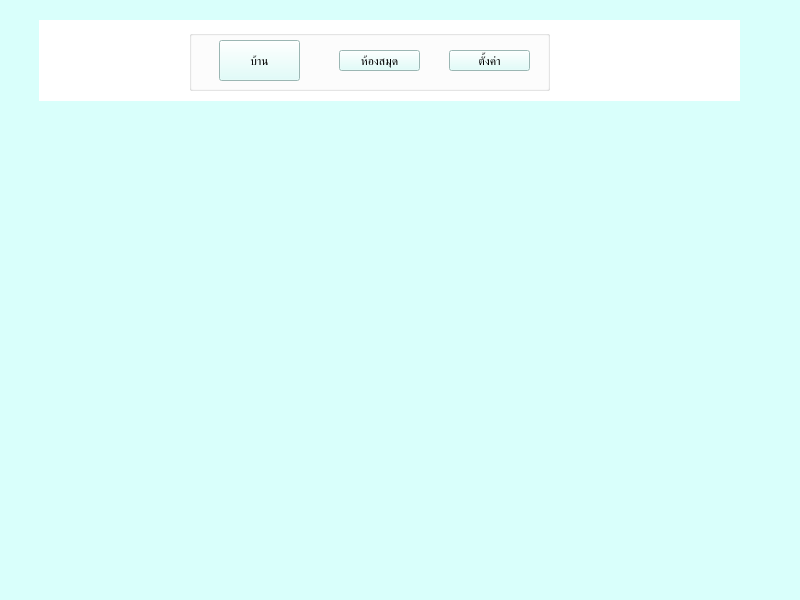
Old version of the form music Home start.ui in the repository Niti-eng/app-music.
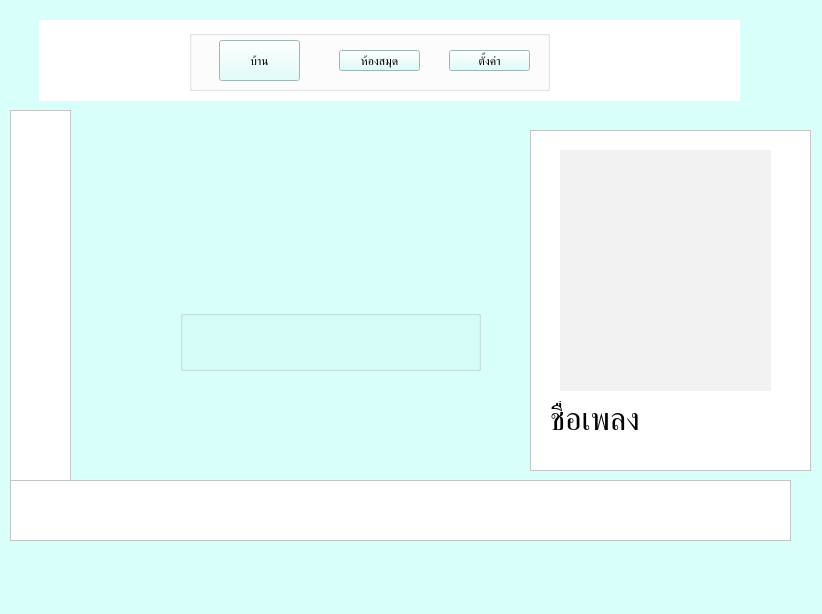
New version of the form.

```diff
--- a/music Home start.ui
+++ b/music Home start.ui
@@ -2,12 +2,15 @@
 <ui version="4.0">
  <class>MainWindow</class>
  <widget class="QMainWindow" name="MainWindow">
+  <property name="enabled">
+   <bool>true</bool>
+  </property>
   <property name="geometry">
    <rect>
     <x>0</x>
     <y>0</y>
-    <width>800</width>
-    <height>600</height>
+    <width>822</width>
+    <height>614</height>
    </rect>
   </property>
   <property name="windowTitle">
@@ -94,6 +97,117 @@
      </widget>
     </widget>
    </widget>
+   <widget class="QFrame" name="Left_bar">
+    <property name="enabled">
+     <bool>true</bool>
+    </property>
+    <property name="geometry">
+     <rect>
+      <x>10</x>
+      <y>110</y>
+      <width>61</width>
+      <height>391</height>
+     </rect>
+    </property>
+    <property name="styleSheet">
+     <string notr="true">background-color: rgb(255, 255, 255);</string>
+    </property>
+    <property name="frameShape">
+     <enum>QFrame::Shape::StyledPanel</enum>
+    </property>
+    <property name="frameShadow">
+     <enum>QFrame::Shadow::Raised</enum>
+    </property>
+   </widget>
+   <widget class="QFrame" name="Right_bar">
+    <property name="enabled">
+     <bool>true</bool>
+    </property>
+    <property name="geometry">
+     <rect>
+      <x>530</x>
+      <y>130</y>
+      <width>281</width>
+      <height>341</height>
+     </rect>
+    </property>
+    <property name="styleSheet">
+     <string notr="true">background-color: rgb(255, 255, 255);</string>
+    </property>
+    <property name="frameShape">
+     <enum>QFrame::Shape::StyledPanel</enum>
+    </property>
+    <property name="frameShadow">
+     <enum>QFrame::Shadow::Raised</enum>
+    </property>
+    <widget class="QWidget" name="Media" native="true">
+     <property name="geometry">
+      <rect>
+       <x>30</x>
+       <y>20</y>
+       <width>211</width>
+       <height>241</height>
+      </rect>
+     </property>
+     <property name="styleSheet">
+      <string notr="true">background-color: rgb(242, 242, 242);</string>
+     </property>
+    </widget>
+    <widget class="QLabel" name="name_song">
+     <property name="geometry">
+      <rect>
+       <x>20</x>
+       <y>270</y>
+       <width>91</width>
+       <height>41</height>
+      </rect>
+     </property>
+     <property name="mouseTracking">
+      <bool>true</bool>
+     </property>
+     <property name="styleSheet">
+      <string notr="true">background-color: rgb(255, 255, 255);</string>
+     </property>
+     <property name="text">
+      <string>&lt;html&gt;&lt;head/&gt;&lt;body&gt;&lt;p&gt;&lt;span style=&quot; font-size:24pt;&quot;&gt;ชื่อเพลง&lt;/span&gt;&lt;/p&gt;&lt;/body&gt;&lt;/html&gt;</string>
+     </property>
+    </widget>
+   </widget>
+   <widget class="QFrame" name="down_bar">
+    <property name="enabled">
+     <bool>true</bool>
+    </property>
+    <property name="geometry">
+     <rect>
+      <x>10</x>
+      <y>480</y>
+      <width>781</width>
+      <height>61</height>
+     </rect>
+    </property>
+    <property name="styleSheet">
+     <string notr="true">background-color: rgb(255, 255, 255);</string>
+    </property>
+    <property name="frameShape">
+     <enum>QFrame::Shape::StyledPanel</enum>
+    </property>
+    <property name="frameShadow">
+     <enum>QFrame::Shadow::Raised</enum>
+    </property>
+   </widget>
+   <widget class="QGroupBox" name="play_music_box">
+    <property name="geometry">
+     <rect>
+      <x>180</x>
+      <y>310</y>
+      <width>301</width>
+      <height>61</height>
+     </rect>
+    </property>
+    <property name="title">
+     <string/>
+    </property>
+   </widget>
   </widget>
   <widget class="QStatusBar" name="statusbar"/>
  </widget>
```
Left out of the diff: 1 changed line with no effect on the pictures.
